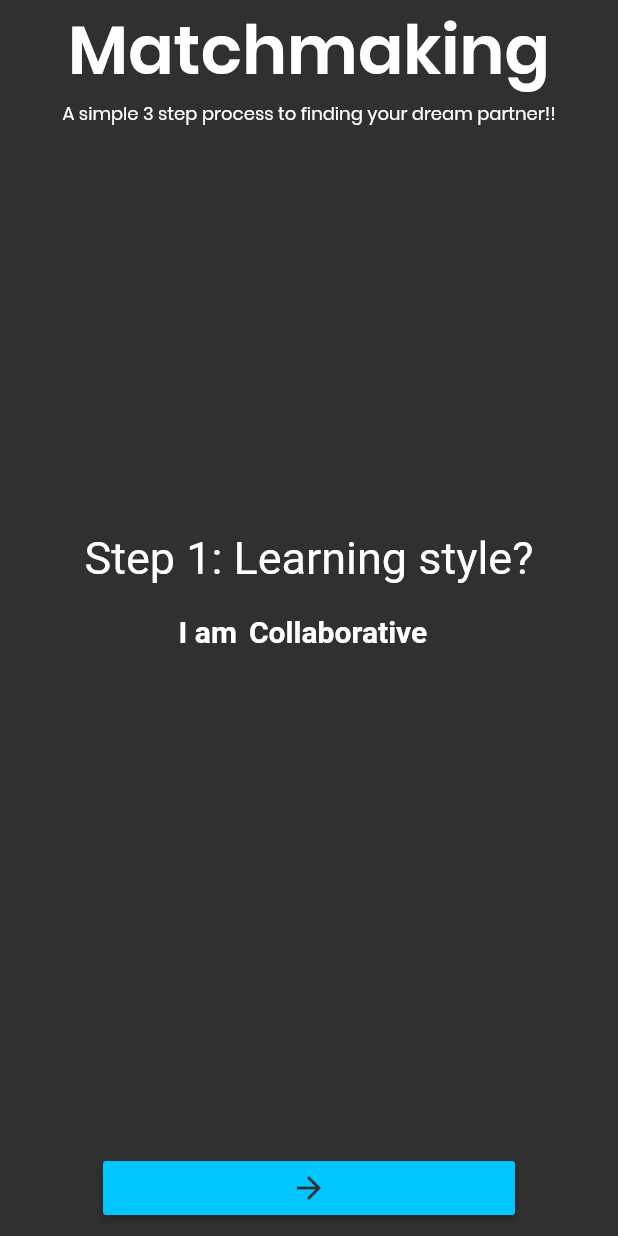
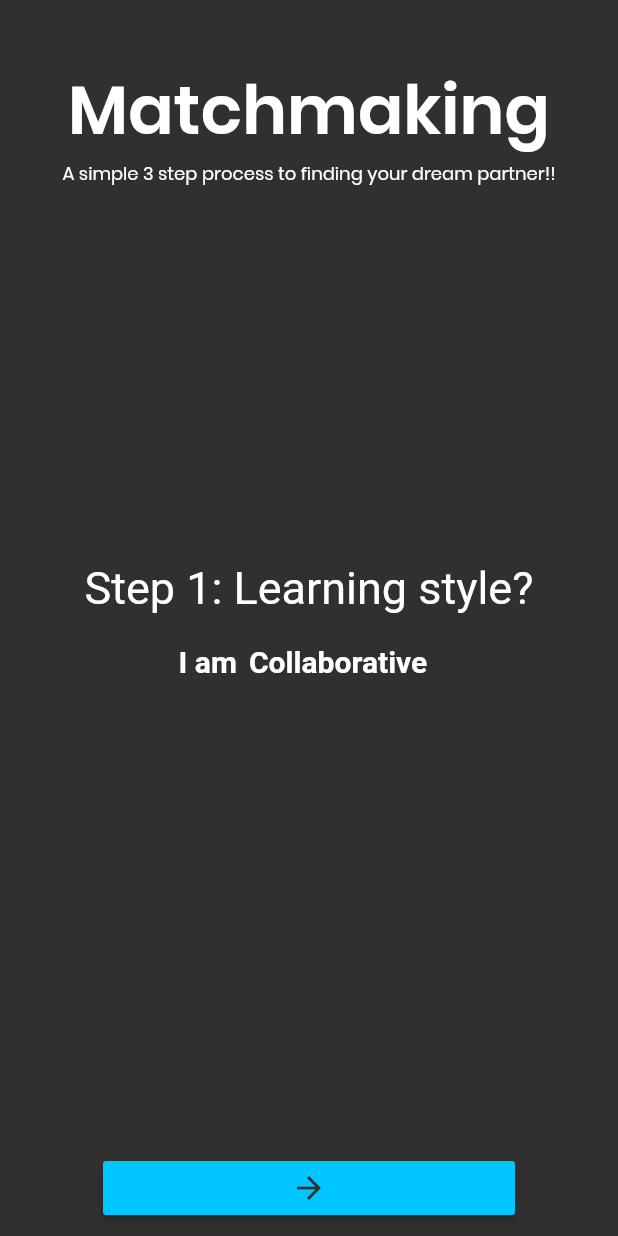
Before and after one commit to Kaioru/groupleh, a Flutter app: the Matchmaking screen opened directly with empty values, on a phone screen of 412 x 824 dp. Run offline on Flutter 3.47's test engine with Material 2 defaults, Android fonts, the phone set to English and light mode, and no system bars; our stand-ins replace cloud_firestore, firebase_auth, firebase_storage, image_picker; missing offline and left inert: firestore_ui; accounts and stored records are empty.

Commit message:
padding these boobies

```diff
--- a/lib/app/matchmaking/matchmaking.dart
+++ b/lib/app/matchmaking/matchmaking.dart
@@ -37,6 +37,7 @@ class _Matchmaking extends State<Matchmaking> {
           child: Column(
             children: <Widget>[
               Container(
+                padding: EdgeInsets.only(top: 40.0),
                 child: Column(
                   children: <Widget>[
                     Text("Matchmaking",
```
